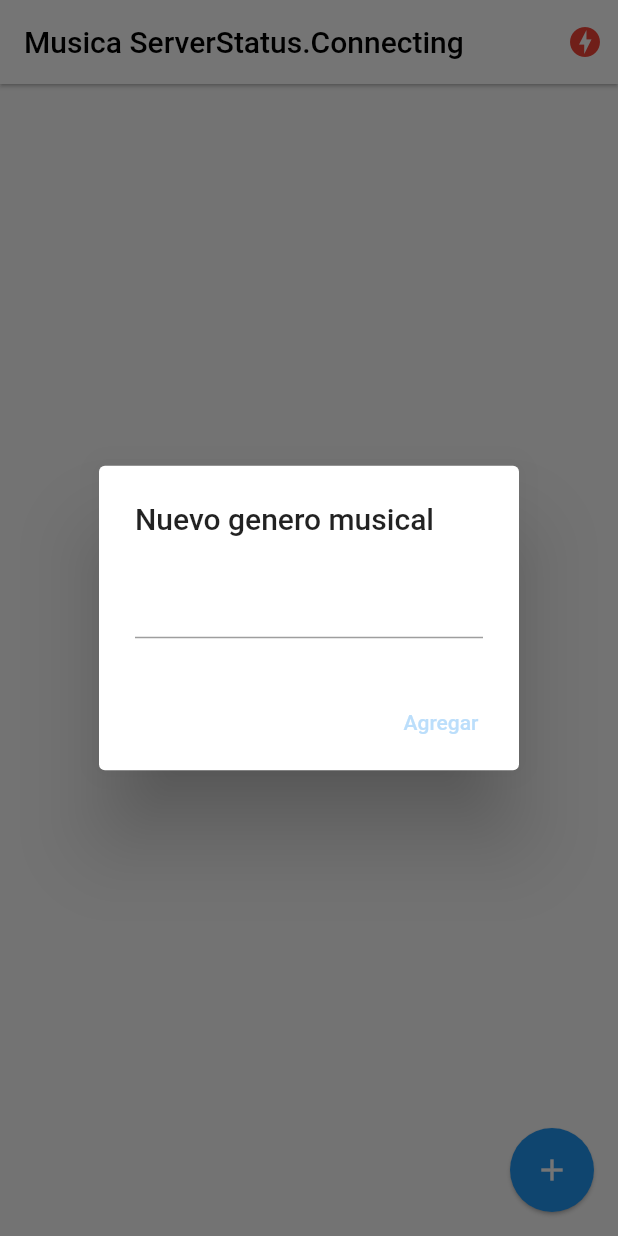
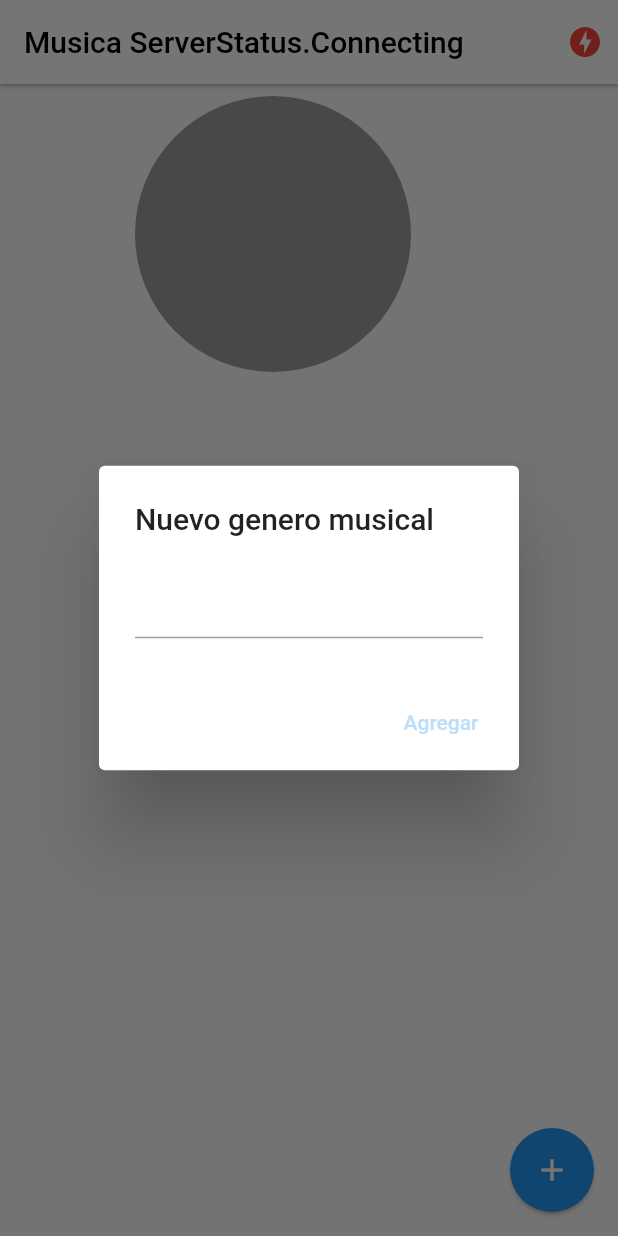
Before and after one commit to Mario-Fernando24/gender_socket, a Flutter app: the screen it shows after launch, after a tap on the "add" icon, on a phone screen of 412 x 824 dp. Run offline on Flutter 3.47's test engine with Material 2 defaults, Android fonts, the phone set to English and light mode, and no system bars; drawn by our look-alikes of pie_chart; our stand-ins replace socket_io_client; network calls fail.

Commit message:
agregar grafica

```diff
--- a/lib/pages/home_page.dart
+++ b/lib/pages/home_page.dart
@@ -4,6 +4,7 @@ import 'dart:io';
 import 'package:flutter/cupertino.dart';
 import 'package:mobile_genero_example/models/band.dart';
 import 'package:mobile_genero_example/service/socket_service.dart';
+import 'package:pie_chart/pie_chart.dart';
 import 'package:provider/provider.dart';
 
 class HomePage extends StatefulWidget {
@@ -20,16 +21,17 @@ class _HomePageState extends State<HomePage> {
    @override
    void initState() {
        final socketService = Provider.of<SocketService>(context, listen: false);
-       socketService.socket.on('active-gender', (gender) {
+       socketService.socket.on('active-gender', _handleActiveBans);
+   // TODO: implement initState
+     super.initState();
+   }
+
+   _handleActiveBans(dynamic gender){
 
       this.bands = (gender as List)
               .map((band) => Band.fromMap(band))
               .toList();
-
               setState(() {});
-    });
-   // TODO: implement initState
-     super.initState();
    }
 
    @override
@@ -59,9 +61,18 @@ class _HomePageState extends State<HomePage> {
           )
         ],
       ),
-      body: ListView.builder(
+      body: Column(
+        children: [
+
+         _showGraf(),
+
+         Expanded(
+           child: ListView.builder(
             itemCount: bands.length,
             itemBuilder: ( context, i) =>_bandTile(bands[i])
+                ),
+         ),
+        ],
       ),
        floatingActionButton: FloatingActionButton(
         child: Icon(Icons.add),
@@ -180,6 +191,26 @@ class _HomePageState extends State<HomePage> {
 
   }
 
+  Widget _showGraf(){
+
+    Map<String, double> dataMap = new Map();
+    // dataMap.putIfAbsent("Flutter",() => 4);
+    bands.forEach((band){
+      print(band.votes.toString());
+      dataMap.putIfAbsent(band.name ?? "",() => double.parse(band.votes.toString()));
+    });
+
+
+    return Container(
+      width: double.infinity,
+      height: 200,
+      child: PieChart(dataMap: dataMap)
+      );
+
 
 
   }
+
+
+
+}
--- a/pubspec.yaml
+++ b/pubspec.yaml
@@ -38,6 +38,7 @@ dependencies:
   cupertino_icons: ^1.0.2
   socket_io_client: ^1.0.0
   provider: ^6.0.1
+  pie_chart: ^5.0.1
 
 
 dev_dependencies:
```
Also changed, not shown: pubspec.lock. Lines whose indentation alone changed are shown as unchanged.
